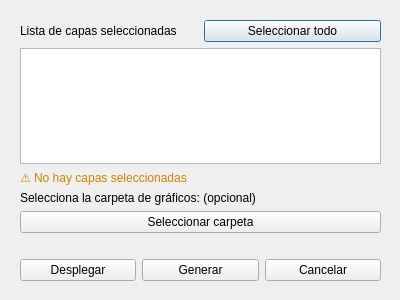
First picture: the form in dialogs/ui/gispublisher_dialog.ui, repository lbdudc/qgispublisher, before the edit.
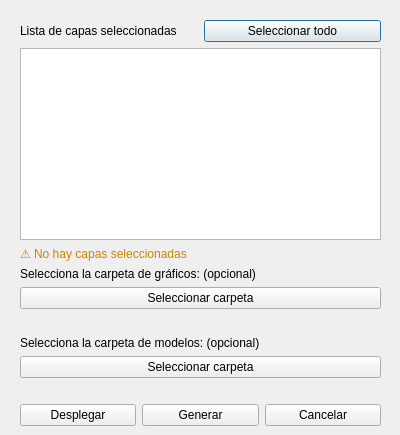
Second picture: the form after the edit.

Commit message: Add model folder selection button and logic

Diff of the .ui file:
```diff
--- a/dialogs/ui/gispublisher_dialog.ui
+++ b/dialogs/ui/gispublisher_dialog.ui
@@ -7,7 +7,7 @@
     <x>0</x>
     <y>0</y>
     <width>400</width>
-    <height>300</height>
+    <height>435</height>
    </rect>
   </property>
   <property name="windowTitle">
@@ -32,13 +32,13 @@
     <string/>
    </property>
   </widget>
-  <widget class="QWidget" name="">
+  <widget class="QWidget" name="layoutWidget">
    <property name="geometry">
     <rect>
      <x>20</x>
      <y>20</y>
      <width>361</width>
-     <height>261</height>
+     <height>406</height>
     </rect>
    </property>
    <layout class="QVBoxLayout" name="verticalLayout">
@@ -110,6 +110,33 @@
       </property>
      </widget>
     </item>
+    <item>
+     <widget class="QLabel" name="label_3">
+      <property name="text">
+       <string>Selecciona la carpeta de modelos: (opcional)</string>
+      </property>
+     </widget>
+    </item>
+    <item>
+     <widget class="QPushButton" name="selectModelFolderButton">
+      <property name="text">
+       <string>Seleccionar carpeta</string>
+      </property>
+     </widget>
+    </item>
+    <item>
+     <widget class="QLabel" name="modelFolderLabel">
+      <property name="sizePolicy">
+       <sizepolicy hsizetype="Preferred" vsizetype="Expanding">
+        <horstretch>0</horstretch>
+        <verstretch>0</verstretch>
+       </sizepolicy>
+      </property>
+      <property name="text">
+       <string/>
+      </property>
+     </widget>
+    </item>
     <item>
      <layout class="QHBoxLayout" name="horizontalLayout">
       <item>
```
The commit also changes 3 other files.
